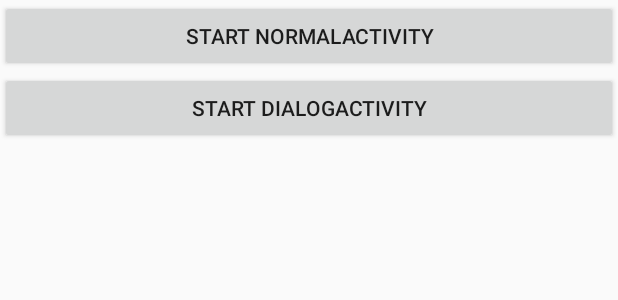
After one commit to jerometian/AndroidTest, an Android app: the layout activity_main.xml on its own in the app's theme, with its tools: preview values and no code run, on a phone screen of 412 x 824 dp. The commit adds this screen. Shown: the top 300 px of the screen. Run offline under Robolectric (Android 15) with nearby library versions, the phone set to English and light mode, and no system bars.

Commit message:
life cycle

```diff
--- a/activitylifecycletest/build.gradle
+++ b/activitylifecycletest/build.gradle
@@ -23,4 +23,5 @@ dependencies {
     compile fileTree(dir: 'libs', include: ['*.jar'])
     testCompile 'junit:junit:4.12'
     compile 'com.android.support:appcompat-v7:23.0.1'
+    compile 'com.android.support:design:23.0.1'
 }
--- /dev/null
+++ b/activitylifecycletest/src/main/res/layout/activity_main.xml
@@ -0,0 +1,16 @@
+<?xml version="1.0" encoding="utf-8"?>
+<LinearLayout xmlns:android="http://schemas.android.com/apk/res/android"
+    android:layout_width="match_parent"
+    android:layout_height="match_parent"
+    android:orientation="vertical" >
+    <Button
+        android:id="@+id/start_normal_activity"
+        android:layout_width="match_parent"
+        android:layout_height="wrap_content"
+        android:text="Start NormalActivity" />
+    <Button
+        android:id="@+id/start_dialog_activity"
+        android:layout_width="match_parent"
+        android:layout_height="wrap_content"
+        android:text="Start DialogActivity" />
+</LinearLayout>
--- /dev/null
+++ b/activitylifecycletest/src/main/res/values-w820dp/dimens.xml
@@ -0,0 +1,6 @@
+<resources>
+    <!-- Example customization of dimensions originally defined in res/values/dimens.xml
+         (such as screen margins) for screens with more than 820dp of available width. This
+         would include 7" and 10" devices in landscape (~960dp and ~1280dp respectively). -->
+    <dimen name="activity_horizontal_margin">64dp</dimen>
+</resources>
--- /dev/null
+++ b/activitylifecycletest/src/main/res/values/dimens.xml
@@ -0,0 +1,6 @@
+<resources>
+    <!-- Default screen margins, per the Android Design guidelines. -->
+    <dimen name="activity_horizontal_margin">16dp</dimen>
+    <dimen name="activity_vertical_margin">16dp</dimen>
+    <dimen name="fab_margin">16dp</dimen>
+</resources>
--- a/activitylifecycletest/src/main/res/values/strings.xml
+++ b/activitylifecycletest/src/main/res/values/strings.xml
@@ -1,3 +1,4 @@
 <resources>
     <string name="app_name">ActivityLifeCycleTest</string>
+    <string name="title_activity_main">MainActivity</string>
 </resources>
--- a/activitylifecycletest/src/main/res/values/styles.xml
+++ b/activitylifecycletest/src/main/res/values/styles.xml
@@ -7,5 +7,11 @@
         <item name="colorPrimaryDark">@color/colorPrimaryDark</item>
         <item name="colorAccent">@color/colorAccent</item>
     </style>
+    <style name="AppTheme.NoActionBar">
+        <item name="windowActionBar">false</item>
+        <item name="windowNoTitle">true</item>
+    </style>
+    <style name="AppTheme.AppBarOverlay" parent="ThemeOverlay.AppCompat.Dark.ActionBar" />
+    <style name="AppTheme.PopupOverlay" parent="ThemeOverlay.AppCompat.Light" />
 
 </resources>
```
Also changed, not shown: activitylifecycletest/src/main/AndroidManifest.xml (+19 -4 lines), activitylifecycletest/src/main/java/test/example/com/activitylifecycletest/DialogActivity.java (added, +16 -0 lines), activitylifecycletest/src/main/java/test/example/com/activitylifecycletest/MainActivity.java (added, +103 -0 lines), activitylifecycletest/src/main/java/test/example/com/activitylifecycletest/NormalActivity.java (added, +16 -0 lines), activitylifecycletest/src/main/res/layout/dialog_layout.xml (added, +11 -0 lines), activitylifecycletest/src/main/res/layout/normal_layout.xml (added, +11 -0 lines), activitylifecycletest/src/main/res/values-v21/styles.xml (added, +8 -0 lines), 1 other file.
